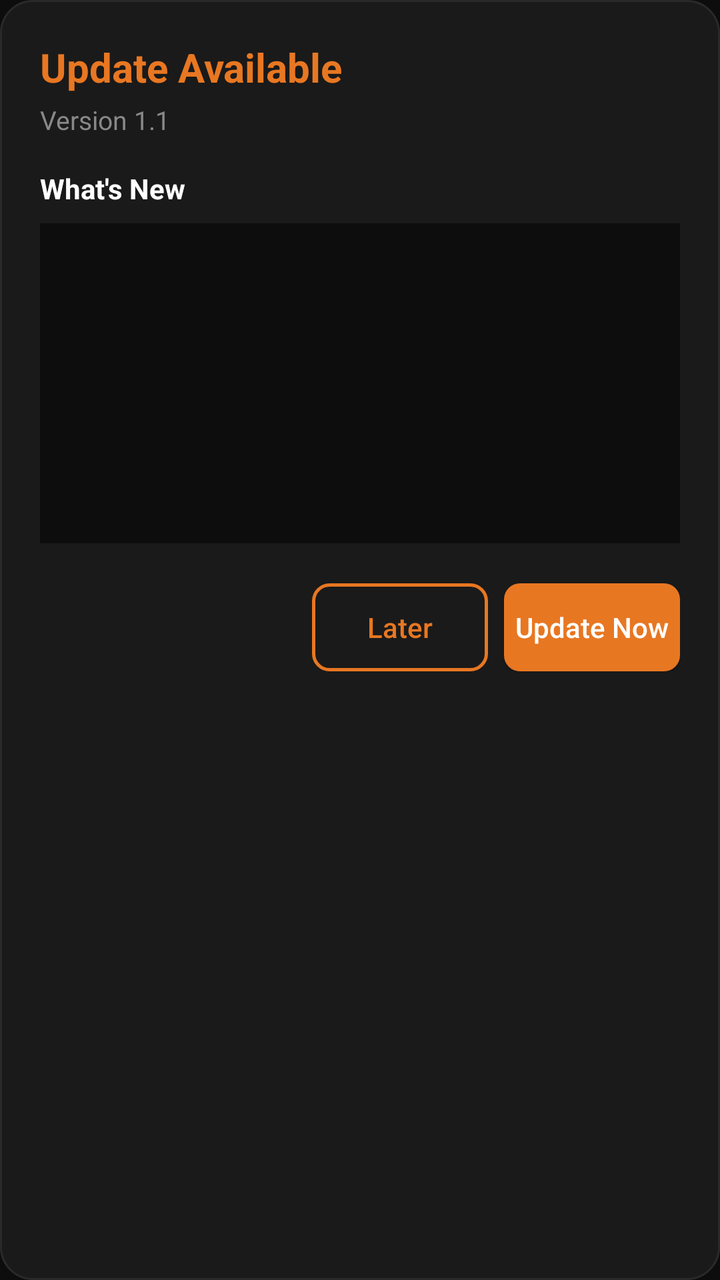
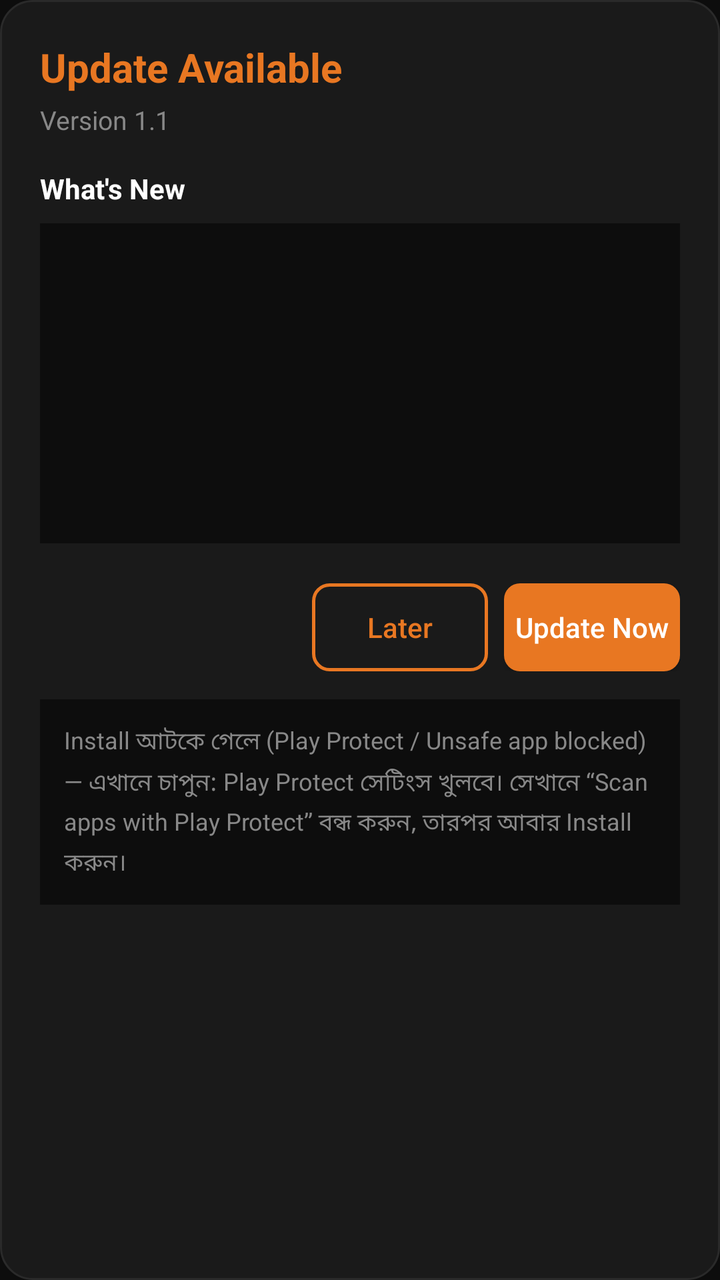

Before-and-after screenshots of an Android layout around one commit, followed by the original layout XML and the change that was made.
<!-- AndroidManifest.xml: application theme Theme.IPTVPlayer -->
<!-- res/layout/dialog_update.xml -->
<?xml version="1.0" encoding="utf-8"?>
<LinearLayout xmlns:android="http://schemas.android.com/apk/res/android"
    android:layout_width="match_parent"
    android:layout_height="wrap_content"
    android:orientation="vertical"
    android:background="@drawable/bg_dialog"
    android:padding="20dp">

    
    <TextView
        android:id="@+id/tvUpdateTitle"
        android:layout_width="match_parent"
        android:layout_height="wrap_content"
        android:text="@string/update_available"
        android:textColor="@color/colorOrange"
        android:textSize="20sp"
        android:textStyle="bold" />

    
    <TextView
        android:id="@+id/tvUpdateVersion"
        android:layout_width="match_parent"
        android:layout_height="wrap_content"
        android:layout_marginTop="4dp"
        android:textColor="@color/colorSubText"
        android:textSize="13sp"
        android:text="Version 1.1" />

    
    <TextView
        android:layout_width="match_parent"
        android:layout_height="wrap_content"
        android:layout_marginTop="16dp"
        android:text="@string/whats_new"
        android:textColor="@color/colorChannelName"
        android:textSize="14sp"
        android:textStyle="bold" />

    <ScrollView
        android:layout_width="match_parent"
        android:layout_height="160dp"
        android:layout_marginTop="8dp"
        android:background="@color/colorBackground"
        android:padding="12dp">

        <TextView
            android:id="@+id/tvUpdateChangelog"
            android:layout_width="match_parent"
            android:layout_height="wrap_content"
            android:lineSpacingMultiplier="1.3"
            android:textColor="@color/colorOnSurface"
            android:textSize="13sp" />

    </ScrollView>

    
    <LinearLayout
        android:id="@+id/progressGroup"
        android:layout_width="match_parent"
        android:layout_height="wrap_content"
        android:layout_marginTop="18dp"
        android:orientation="vertical"
        android:visibility="gone">

        <ProgressBar
            android:id="@+id/progressUpdate"
            style="?android:attr/progressBarStyleHorizontal"
            android:layout_width="match_parent"
            android:layout_height="8dp"
            android:max="100"
            android:progressTint="@color/colorOrange"
            android:progressBackgroundTint="@color/colorDivider" />

        <TextView
            android:id="@+id/tvUpdateProgress"
            android:layout_width="match_parent"
            android:layout_height="wrap_content"
            android:layout_marginTop="8dp"
            android:gravity="center"
            android:textColor="@color/colorSubText"
            android:textSize="13sp"
            android:text="0%" />

    </LinearLayout>

    
    <LinearLayout
        android:id="@+id/buttonGroup"
        android:layout_width="match_parent"
        android:layout_height="wrap_content"
        android:layout_marginTop="20dp"
        android:gravity="end"
        android:orientation="horizontal">

        <Button
            android:id="@+id/btnLater"
            android:layout_width="wrap_content"
            android:layout_height="44dp"
            android:layout_marginEnd="8dp"
            android:background="@drawable/bg_btn_outline"
            android:text="@string/later"
            android:textAllCaps="false"
            android:textColor="@color/colorOrange" />

        <Button
            android:id="@+id/btnUpdateNow"
            android:layout_width="wrap_content"
            android:layout_height="44dp"
            android:background="@drawable/bg_btn_orange"
            android:text="@string/update_now"
            android:textAllCaps="false"
            android:textColor="@android:color/white" />

    </LinearLayout>

</LinearLayout>
<!-- resources referenced by this layout -->
<resources>
  <color name="colorBackground">#0D0D0D</color>
  <color name="colorChannelName">#FFFFFF</color>
  <color name="colorDivider">#2A2A2A</color>
  <color name="colorOnSurface">#FFFFFF</color>
  <color name="colorOrange">#E87722</color>
  <color name="colorSubText">#888888</color>
  <!-- drawable bg_btn_orange (drawable) -->
  <?xml version="1.0" encoding="utf-8"?>
  <shape xmlns:android="http://schemas.android.com/apk/res/android"
      android:shape="rectangle">
      <solid android:color="#E87722" />
      <corners android:radius="8dp" />
  </shape>
  <!-- drawable bg_btn_outline (drawable) -->
  <?xml version="1.0" encoding="utf-8"?>
  <shape xmlns:android="http://schemas.android.com/apk/res/android"
      android:shape="rectangle">
      <solid android:color="@android:color/transparent" />
      <stroke android:width="1.5dp" android:color="#E87722" />
      <corners android:radius="8dp" />
  </shape>
  <!-- drawable bg_dialog (drawable) -->
  <?xml version="1.0" encoding="utf-8"?>
  <shape xmlns:android="http://schemas.android.com/apk/res/android"
      android:shape="rectangle">
      <solid android:color="@color/colorSurface" />
      <corners android:radius="16dp" />
      <stroke android:width="1dp" android:color="@color/colorDivider" />
  </shape>
  <string name="later">Later</string>
  <string name="update_available">Update Available</string>
  <string name="update_now">Update Now</string>
  <string name="whats_new">What\'s New</string>
  <style name="Theme.IPTVPlayer" parent="Theme.MaterialComponents.NoActionBar">
          <item name="colorPrimary">@color/colorPrimary</item>
          <item name="colorPrimaryVariant">@color/colorPrimaryVariant</item>
          <item name="colorOnPrimary">@color/colorOnPrimary</item>
          <item name="colorSecondary">@color/colorSecondary</item>
          <item name="colorOnSecondary">@color/colorOnSecondary</item>
          <item name="android:colorBackground">@color/colorBackground</item>
          <item name="colorSurface">@color/colorSurface</item>
          <item name="colorError">@color/colorError</item>
          <item name="windowActionBar">false</item>
          <item name="windowNoTitle">true</item>
          <item name="android:statusBarColor">@color/colorBackground</item>
          <item name="android:navigationBarColor">@color/colorBackground</item>
          <item name="android:windowBackground">@color/colorBackground</item>
      </style>
  <color name="colorSurface">#1A1A1A</color>
  <color name="colorPrimary">#E87722</color>
  <color name="colorPrimaryVariant">#C45F00</color>
  <color name="colorOnPrimary">#FFFFFF</color>
  <color name="colorSecondary">#E87722</color>
  <color name="colorOnSecondary">#FFFFFF</color>
  <color name="colorError">#CF6679</color>
</resources>

<!-- the commit's change to res/layout/dialog_update.xml (unified diff, before → after) -->
@@ -113,4 +113,19 @@
 
     </LinearLayout>
 
+    
+    <TextView
+        android:id="@+id/tvPlayProtectHelp"
+        android:layout_width="match_parent"
+        android:layout_height="wrap_content"
+        android:layout_marginTop="14dp"
+        android:background="@color/colorBackground"
+        android:clickable="true"
+        android:focusable="true"
+        android:lineSpacingMultiplier="1.25"
+        android:padding="12dp"
+        android:text="@string/play_protect_help"
+        android:textColor="@color/colorSubText"
+        android:textSize="12sp" />
+
 </LinearLayout>
<!-- resource entries referenced after the edit -->
@@ -30,6 +30,7 @@
       <stroke android:width="1dp" android:color="@color/colorDivider" />
   </shape>
   <string name="later">Later</string>
+  <string name="play_protect_help">Install আটকে গেলে ("Play Protect" / "Unsafe app blocked") — এখানে চাপুন: Play Protect সেটিংস খুলবে। সেখানে “Scan apps with Play Protect” বন্ধ করুন, তারপর আবার Install করুন।</string>
   <string name="update_available">Update Available</string>
   <string name="update_now">Update Now</string>
   <string name="whats_new">What\'s New</string>
